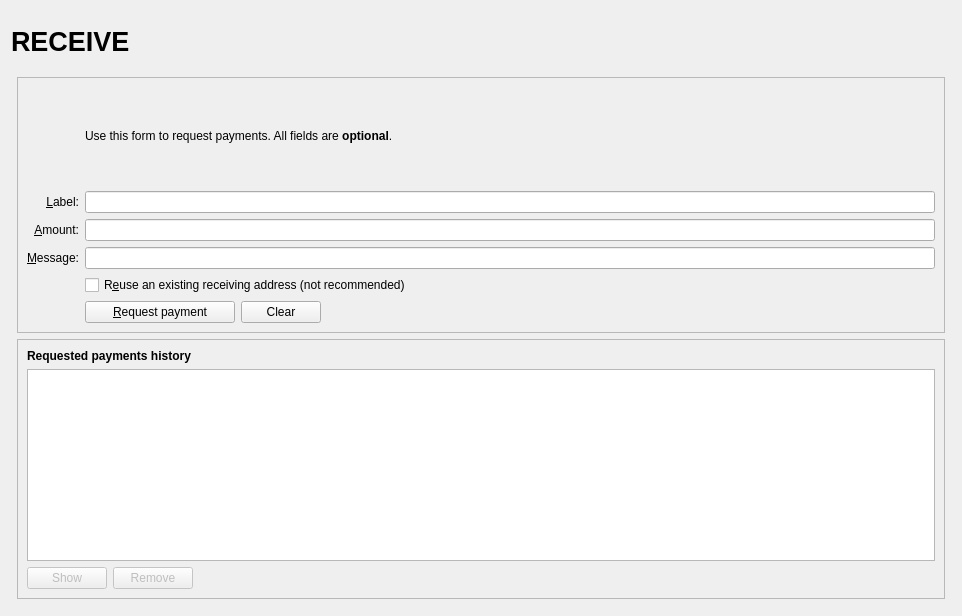
Above: src/qt/forms/receivecoinsdialog.ui from gitter-badger/CatalystCore before the change. Below: the same form after it.
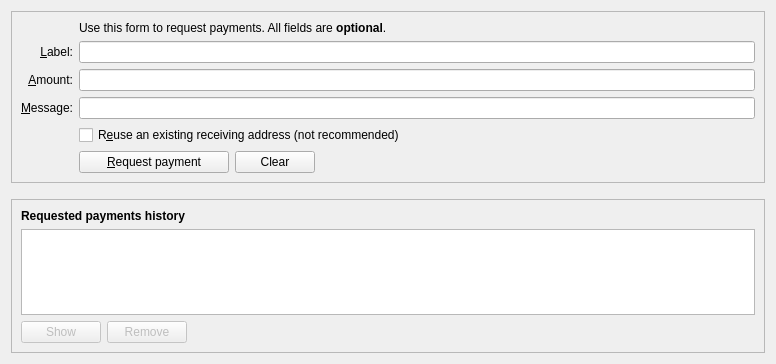
That is the form after the change. Icons and pictures are not drawn. Custom widgets are drawn as their Qt base class.

Diff of the .ui file:
```diff
--- a/src/qt/forms/receivecoinsdialog.ui
+++ b/src/qt/forms/receivecoinsdialog.ui
@@ -6,119 +6,11 @@
    <rect>
     <x>0</x>
     <y>0</y>
-    <width>962</width>
-    <height>616</height>
+    <width>776</width>
+    <height>364</height>
    </rect>
   </property>
-  <layout class="QVBoxLayout" name="verticalLayout" stretch="0">
-   <item>
-    <layout class="QVBoxLayout" name="verticalLayout_Master" stretch="0,1">
-     <property name="spacing">
-      <number>0</number>
-     </property>
-     <item>
-      <widget class="QFrame" name="frame_Header">
-       <layout class="QVBoxLayout" name="verticalLayout_8">
-        <property name="leftMargin">
-         <number>0</number>
-        </property>
-        <property name="topMargin">
-         <number>0</number>
-        </property>
-        <property name="rightMargin">
-         <number>0</number>
-        </property>
-        <property name="bottomMargin">
-         <number>0</number>
-        </property>
-        <item>
-         <layout class="QHBoxLayout" name="horizontalLayout_Header" stretch="1,0,1">
-          <item>
-           <widget class="QLabel" name="labelOverviewHeaderLeft">
-            <property name="minimumSize">
-             <size>
-              <width>464</width>
-              <height>60</height>
-             </size>
-            </property>
-            <property name="maximumSize">
-             <size>
-              <width>16777215</width>
-              <height>60</height>
-             </size>
-            </property>
-            <property name="font">
-             <font>
-              <pointsize>20</pointsize>
-              <weight>75</weight>
-              <bold>true</bold>
-             </font>
-            </property>
-            <property name="text">
-             <string>RECEIVE</string>
-            </property>
-           </widget>
-          </item>
-          <item>
-           <spacer name="horizontalSpacer_3">
-            <property name="orientation">
-             <enum>Qt::Horizontal</enum>
-            </property>
-            <property name="sizeHint" stdset="0">
-             <size>
-              <width>40</width>
-              <height>20</height>
-             </size>
-            </property>
-           </spacer>
-          </item>
-          <item>
-           <widget class="QLabel" name="labelOverviewHeaderRight">
-            <property name="minimumSize">
-             <size>
-              <width>464</width>
-              <height>60</height>
-             </size>
-            </property>
-            <property name="maximumSize">
-             <size>
-              <width>16777215</width>
-              <height>60</height>
-             </size>
-            </property>
-            <property name="font">
-             <font>
-              <pointsize>14</pointsize>
-             </font>
-            </property>
-            <property name="text">
-             <string/>
-            </property>
-            <property name="alignment">
-             <set>Qt::AlignRight|Qt::AlignTrailing|Qt::AlignVCenter</set>
-            </property>
-           </widget>
-          </item>
-         </layout>
-        </item>
-       </layout>
-      </widget>
-     </item>
-     <item>
-      <widget class="QFrame" name="frame_BG">
-       <layout class="QVBoxLayout" name="verticalLayout_5">
-        <property name="leftMargin">
-         <number>6</number>
-        </property>
-        <property name="topMargin">
-         <number>6</number>
-        </property>
-        <property name="rightMargin">
-         <number>6</number>
-        </property>
-        <property name="bottomMargin">
-         <number>6</number>
-        </property>
+  <layout class="QVBoxLayout" name="verticalLayout" stretch="0,0,1">
         <item>
          <widget class="QFrame" name="frame2">
           <property name="sizePolicy">
@@ -304,6 +196,19 @@
           </layout>
          </widget>
         </item>
+   <item>
+    <spacer name="verticalSpacer_2">
+     <property name="orientation">
+      <enum>Qt::Vertical</enum>
+     </property>
+     <property name="sizeHint" stdset="0">
+      <size>
+       <width>20</width>
+       <height>10</height>
+      </size>
+     </property>
+    </spacer>
+   </item>
         <item>
          <widget class="QFrame" name="frame">
           <property name="sizePolicy">
@@ -441,11 +346,6 @@
            </item>
           </layout>
          </widget>
-        </item>
-       </layout>
-      </widget>
-     </item>
-    </layout>
    </item>
   </layout>
  </widget>
```
Lines whose indentation alone changed are shown as unchanged.
